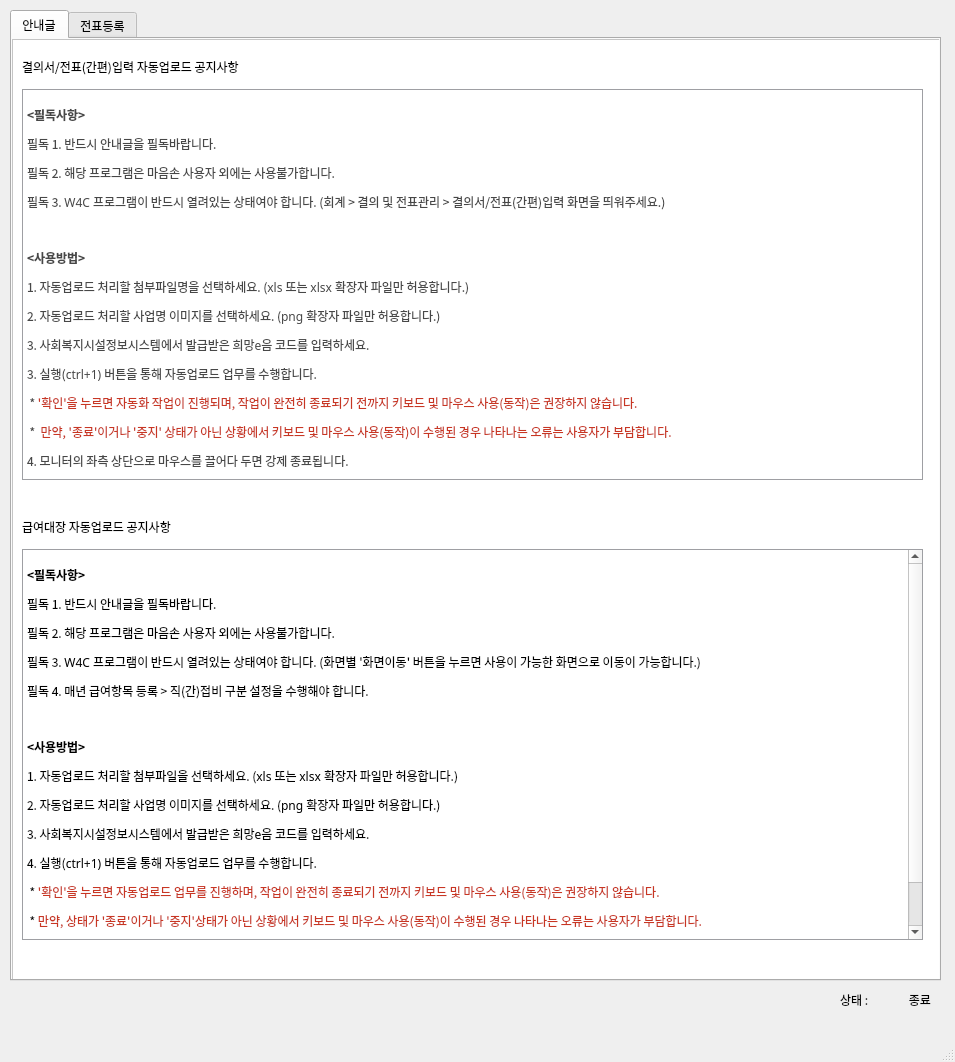
MARUNGs/python_auto_work, file auto_statement_upload/upload_form.ui: the form before one commit.
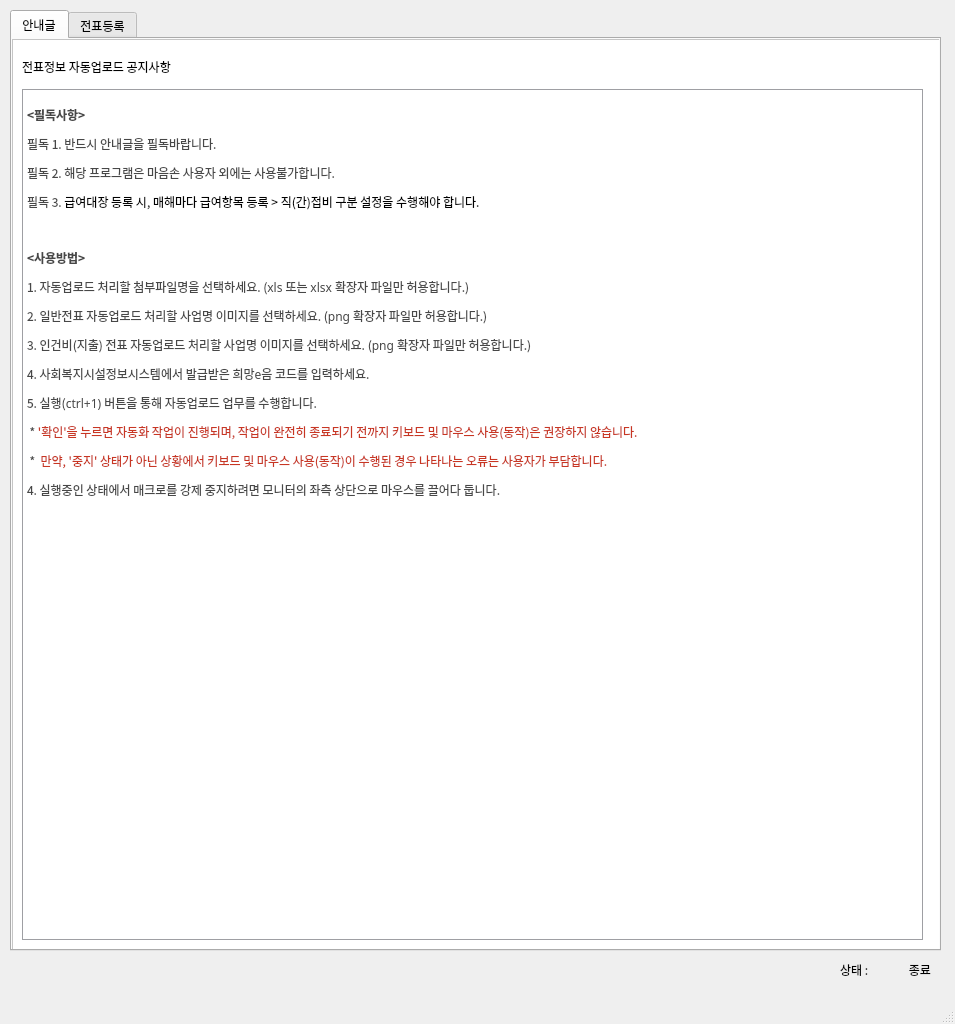
The form after the commit. The open tabs and pages were chosen to show the change. Icons and pictures are not drawn.

Commit message: 이미지 데이터 -> 이미지 좌표로 변경하여 속도 개선

```diff
--- a/auto_statement_upload/upload_form.ui
+++ b/auto_statement_upload/upload_form.ui
@@ -7,7 +7,7 @@
     <x>0</x>
     <y>0</y>
     <width>955</width>
-    <height>1062</height>
+    <height>1024</height>
    </rect>
   </property>
   <property name="font">
@@ -35,7 +35,7 @@
       <x>10</x>
       <y>10</y>
       <width>931</width>
-      <height>971</height>
+      <height>941</height>
      </rect>
     </property>
     <property name="maximumSize">
@@ -97,7 +97,7 @@
          <x>10</x>
          <y>50</y>
          <width>901</width>
-         <height>391</height>
+         <height>851</height>
         </rect>
        </property>
        <property name="font">
@@ -118,16 +118,17 @@
 &lt;p style=&quot; margin-top:0px; margin-bottom:0px; margin-left:0px; margin-right:0px; -qt-block-indent:0; text-indent:0px;&quot;&gt;&lt;span style=&quot; font-family:'Gulim'; font-size:14pt; font-weight:600; color:#474747; vertical-align:sub;&quot;&gt;&amp;lt;필독사항&amp;gt;&lt;/span&gt;&lt;/p&gt;
 &lt;p style=&quot; margin-top:0px; margin-bottom:0px; margin-left:0px; margin-right:0px; -qt-block-indent:0; text-indent:0px;&quot;&gt;&lt;span style=&quot; font-family:'Gulim'; font-size:14pt; color:#474747; vertical-align:sub;&quot;&gt;필독 1. 반드시 안내글을 필독바랍니다.&lt;/span&gt;&lt;/p&gt;
 &lt;p style=&quot; margin-top:0px; margin-bottom:0px; margin-left:0px; margin-right:0px; -qt-block-indent:0; text-indent:0px;&quot;&gt;&lt;span style=&quot; font-family:'Gulim'; font-size:14pt; color:#474747; vertical-align:sub;&quot;&gt;필독 2. 해당 프로그램은 마음손 사용자 외에는 사용불가합니다.&lt;/span&gt;&lt;/p&gt;
-&lt;p style=&quot; margin-top:0px; margin-bottom:0px; margin-left:0px; margin-right:0px; -qt-block-indent:0; text-indent:0px;&quot;&gt;&lt;span style=&quot; font-family:'Gulim'; font-size:14pt; color:#474747; vertical-align:sub;&quot;&gt;필독 3. W4C 프로그램이 반드시 열려있는 상태여야 합니다. (회계 &amp;gt; 결의 및 전표관리 &amp;gt; 결의서/전표(간편)입력 화면을 띄워주세요.)&lt;/span&gt;&lt;/p&gt;
+&lt;p style=&quot; margin-top:0px; margin-bottom:0px; margin-left:0px; margin-right:0px; -qt-block-indent:0; text-indent:0px;&quot;&gt;&lt;span style=&quot; font-family:'Gulim'; font-size:14pt; color:#474747; vertical-align:sub;&quot;&gt;필독 3.&lt;/span&gt;&lt;span style=&quot; font-family:'Gulim'; font-size:14pt; vertical-align:sub;&quot;&gt; 급여대장 등록 시, 매해마다 급여항목 등록 &amp;gt; 직(간)접비 구분 설정을 수행해야 합니다.&lt;/span&gt;&lt;/p&gt;
 &lt;p style=&quot;-qt-paragraph-type:empty; margin-top:0px; margin-bottom:0px; margin-left:0px; margin-right:0px; -qt-block-indent:0; text-indent:0px; font-family:'Gulim'; font-size:14pt; color:#474747; vertical-align:sub;&quot;&gt;&lt;br /&gt;&lt;/p&gt;
 &lt;p style=&quot; margin-top:0px; margin-bottom:0px; margin-left:0px; margin-right:0px; -qt-block-indent:0; text-indent:0px;&quot;&gt;&lt;span style=&quot; font-family:'Gulim'; font-size:14pt; font-weight:600; color:#474747; vertical-align:sub;&quot;&gt;&amp;lt;사용방법&amp;gt;&lt;/span&gt;&lt;/p&gt;
 &lt;p style=&quot; margin-top:0px; margin-bottom:0px; margin-left:0px; margin-right:0px; -qt-block-indent:0; text-indent:0px;&quot;&gt;&lt;span style=&quot; font-family:'Gulim'; font-size:14pt; color:#474747; vertical-align:sub;&quot;&gt;1. 자동업로드 처리할 첨부파일명을 선택하세요. (xls 또는 xlsx 확장자 파일만 허용합니다.)&lt;/span&gt;&lt;/p&gt;
-&lt;p style=&quot; margin-top:0px; margin-bottom:0px; margin-left:0px; margin-right:0px; -qt-block-indent:0; text-indent:0px;&quot;&gt;&lt;span style=&quot; font-family:'Gulim'; font-size:14pt; color:#474747; vertical-align:sub;&quot;&gt;2. 자동업로드 처리할 사업명 이미지를 선택하세요. (png 확장자 파일만 허용합니다.)&lt;/span&gt;&lt;/p&gt;
-&lt;p style=&quot; margin-top:0px; margin-bottom:0px; margin-left:0px; margin-right:0px; -qt-block-indent:0; text-indent:0px;&quot;&gt;&lt;span style=&quot; font-family:'Gulim'; font-size:14pt; color:#474747; vertical-align:sub;&quot;&gt;3. 사회복지시설정보시스템에서 발급받은 희망e음 코드를 입력하세요.&lt;/span&gt;&lt;/p&gt;
-&lt;p style=&quot; margin-top:0px; margin-bottom:0px; margin-left:0px; margin-right:0px; -qt-block-indent:0; text-indent:0px;&quot;&gt;&lt;span style=&quot; font-family:'Gulim'; font-size:14pt; color:#474747; vertical-align:sub;&quot;&gt;3. 실행(ctrl+1) 버튼을 통해 자동업로드 업무를 수행합니다.&lt;/span&gt;&lt;/p&gt;
+&lt;p style=&quot; margin-top:0px; margin-bottom:0px; margin-left:0px; margin-right:0px; -qt-block-indent:0; text-indent:0px;&quot;&gt;&lt;span style=&quot; font-family:'Gulim'; font-size:14pt; color:#474747; vertical-align:sub;&quot;&gt;2. 일반전표 자동업로드 처리할 사업명 이미지를 선택하세요. (png 확장자 파일만 허용합니다.)&lt;/span&gt;&lt;/p&gt;
+&lt;p style=&quot; margin-top:0px; margin-bottom:0px; margin-left:0px; margin-right:0px; -qt-block-indent:0; text-indent:0px;&quot;&gt;&lt;span style=&quot; font-family:'Gulim'; font-size:14pt; color:#474747; vertical-align:sub;&quot;&gt;3. 인건비(지출) 전표 자동업로드 처리할 사업명 이미지를 선택하세요. (png 확장자 파일만 허용합니다.)&lt;/span&gt;&lt;/p&gt;
+&lt;p style=&quot; margin-top:0px; margin-bottom:0px; margin-left:0px; margin-right:0px; -qt-block-indent:0; text-indent:0px;&quot;&gt;&lt;span style=&quot; font-family:'Gulim'; font-size:14pt; color:#474747; vertical-align:sub;&quot;&gt;4. 사회복지시설정보시스템에서 발급받은 희망e음 코드를 입력하세요.&lt;/span&gt;&lt;/p&gt;
+&lt;p style=&quot; margin-top:0px; margin-bottom:0px; margin-left:0px; margin-right:0px; -qt-block-indent:0; text-indent:0px;&quot;&gt;&lt;span style=&quot; font-family:'Gulim'; font-size:14pt; color:#474747; vertical-align:sub;&quot;&gt;5. 실행(ctrl+1) 버튼을 통해 자동업로드 업무를 수행합니다.&lt;/span&gt;&lt;/p&gt;
 &lt;p style=&quot; margin-top:0px; margin-bottom:0px; margin-left:0px; margin-right:0px; -qt-block-indent:0; text-indent:0px;&quot;&gt;&lt;span style=&quot; font-family:'Gulim'; font-size:14pt; color:#474747; vertical-align:sub;&quot;&gt; * &lt;/span&gt;&lt;span style=&quot; font-family:'Gulim'; font-size:14pt; color:#c83623; vertical-align:sub;&quot;&gt;'확인'을 누르면 자동화 작업이 진행되며, 작업이 완전히 종료되기 전까지 키보드 및 마우스 사용(동작)은 권장하지 않습니다.&lt;/span&gt;&lt;/p&gt;
-&lt;p style=&quot; margin-top:0px; margin-bottom:0px; margin-left:0px; margin-right:0px; -qt-block-indent:0; text-indent:0px;&quot;&gt;&lt;span style=&quot; font-family:'Gulim'; font-size:14pt; color:#474747; vertical-align:sub;&quot;&gt; *  &lt;/span&gt;&lt;span style=&quot; font-family:'Gulim'; font-size:14pt; color:#c83623; vertical-align:sub;&quot;&gt;만약, '종료'이거나 '중지' 상태가 아닌 상황에서 키보드 및 마우스 사용(동작)이 수행된 경우 나타나는 오류는 사용자가 부담합니다.&lt;/span&gt;&lt;/p&gt;
-&lt;p style=&quot; margin-top:0px; margin-bottom:0px; margin-left:0px; margin-right:0px; -qt-block-indent:0; text-indent:0px;&quot;&gt;&lt;span style=&quot; font-family:'Gulim'; font-size:14pt; color:#474747; vertical-align:sub;&quot;&gt;4. 모니터의 좌측 상단으로 마우스를 끌어다 두면 강제 종료됩니다.&lt;/span&gt;&lt;/p&gt;&lt;/body&gt;&lt;/html&gt;</string>
+&lt;p style=&quot; margin-top:0px; margin-bottom:0px; margin-left:0px; margin-right:0px; -qt-block-indent:0; text-indent:0px;&quot;&gt;&lt;span style=&quot; font-family:'Gulim'; font-size:14pt; color:#474747; vertical-align:sub;&quot;&gt; *  &lt;/span&gt;&lt;span style=&quot; font-family:'Gulim'; font-size:14pt; color:#c83623; vertical-align:sub;&quot;&gt;만약, '중지' 상태가 아닌 상황에서 키보드 및 마우스 사용(동작)이 수행된 경우 나타나는 오류는 사용자가 부담합니다.&lt;/span&gt;&lt;/p&gt;
+&lt;p style=&quot; margin-top:0px; margin-bottom:0px; margin-left:0px; margin-right:0px; -qt-block-indent:0; text-indent:0px;&quot;&gt;&lt;span style=&quot; font-family:'Gulim'; font-size:14pt; color:#474747; vertical-align:sub;&quot;&gt;4. 실행중인 상태에서 매크로를 강제 중지하려면 모니터의 좌측 상단으로 마우스를 끌어다 둡니다.&lt;/span&gt;&lt;/p&gt;&lt;/body&gt;&lt;/html&gt;</string>
        </property>
       </widget>
       <widget class="QLabel" name="label">
@@ -145,66 +146,7 @@
         </font>
        </property>
        <property name="text">
-        <string>결의서/전표(간편)입력 자동업로드 공지사항</string>
-       </property>
-      </widget>
-      <widget class="QLabel" name="label_2">
-       <property name="geometry">
-        <rect>
-         <x>10</x>
-         <y>480</y>
-         <width>171</width>
-         <height>16</height>
-        </rect>
-       </property>
-       <property name="font">
-        <font>
-         <family>맑은 고딕</family>
-        </font>
-       </property>
-       <property name="text">
-        <string>급여대장 자동업로드 공지사항</string>
-       </property>
-      </widget>
-      <widget class="QTextEdit" name="textEdit_5">
-       <property name="geometry">
-        <rect>
-         <x>10</x>
-         <y>510</y>
-         <width>901</width>
-         <height>391</height>
-        </rect>
-       </property>
-       <property name="font">
-        <font>
-         <family>맑은 고딕</family>
-        </font>
-       </property>
-       <property name="styleSheet">
-        <string notr="true">QTextEdit {
-	border: 1px solid #9e9fa3
-}</string>
-       </property>
-       <property name="html">
-        <string>&lt;!DOCTYPE HTML PUBLIC &quot;-//W3C//DTD HTML 4.0//EN&quot; &quot;http://www.w3.org/TR/REC-html40/strict.dtd&quot;&gt;
-&lt;html&gt;&lt;head&gt;&lt;meta name=&quot;qrichtext&quot; content=&quot;1&quot; /&gt;&lt;style type=&quot;text/css&quot;&gt;
-p, li { white-space: pre-wrap; }
-&lt;/style&gt;&lt;/head&gt;&lt;body style=&quot; font-family:'맑은 고딕'; font-size:9pt; font-weight:400; font-style:normal;&quot;&gt;
-&lt;p style=&quot; margin-top:0px; margin-bottom:0px; margin-left:0px; margin-right:0px; -qt-block-indent:0; text-indent:0px;&quot;&gt;&lt;span style=&quot; font-family:'Gulim'; font-size:14pt; font-weight:600; vertical-align:sub;&quot;&gt;&amp;lt;필독사항&amp;gt;&lt;/span&gt;&lt;/p&gt;
-&lt;p style=&quot; margin-top:0px; margin-bottom:0px; margin-left:0px; margin-right:0px; -qt-block-indent:0; text-indent:0px;&quot;&gt;&lt;span style=&quot; font-family:'Gulim'; font-size:14pt; vertical-align:sub;&quot;&gt;필독 1. 반드시 안내글을 필독바랍니다.&lt;/span&gt;&lt;/p&gt;
-&lt;p style=&quot; margin-top:0px; margin-bottom:0px; margin-left:0px; margin-right:0px; -qt-block-indent:0; text-indent:0px;&quot;&gt;&lt;span style=&quot; font-family:'Gulim'; font-size:14pt; vertical-align:sub;&quot;&gt;필독 2. 해당 프로그램은 마음손 사용자 외에는 사용불가합니다.&lt;/span&gt;&lt;/p&gt;
-&lt;p style=&quot; margin-top:0px; margin-bottom:0px; margin-left:0px; margin-right:0px; -qt-block-indent:0; text-indent:0px;&quot;&gt;&lt;span style=&quot; font-family:'Gulim'; font-size:14pt; vertical-align:sub;&quot;&gt;필독 3. W4C 프로그램이 반드시 열려있는 상태여야 합니다. (화면별 '화면이동' 버튼을 누르면 사용이 가능한 화면으로 이동이 가능합니다.)&lt;/span&gt;&lt;/p&gt;
-&lt;p style=&quot; margin-top:0px; margin-bottom:0px; margin-left:0px; margin-right:0px; -qt-block-indent:0; text-indent:0px;&quot;&gt;&lt;span style=&quot; font-family:'Gulim'; font-size:14pt; vertical-align:sub;&quot;&gt;필독 4. 매년 급여항목 등록 &amp;gt; 직(간)접비 구분 설정을 수행해야 합니다.&lt;/span&gt;&lt;/p&gt;
-&lt;p style=&quot;-qt-paragraph-type:empty; margin-top:0px; margin-bottom:0px; margin-left:0px; margin-right:0px; -qt-block-indent:0; text-indent:0px; font-family:'Gulim'; font-size:14pt; vertical-align:sub;&quot;&gt;&lt;br /&gt;&lt;/p&gt;
-&lt;p style=&quot; margin-top:0px; margin-bottom:0px; margin-left:0px; margin-right:0px; -qt-block-indent:0; text-indent:0px;&quot;&gt;&lt;span style=&quot; font-family:'Gulim'; font-size:14pt; font-weight:600; vertical-align:sub;&quot;&gt;&amp;lt;사용방법&amp;gt;&lt;/span&gt;&lt;/p&gt;
-&lt;p style=&quot; margin-top:0px; margin-bottom:0px; margin-left:0px; margin-right:0px; -qt-block-indent:0; text-indent:0px;&quot;&gt;&lt;span style=&quot; font-family:'Gulim'; font-size:14pt; vertical-align:sub;&quot;&gt;1. 자동업로드 처리할 첨부파일을 선택하세요. (xls 또는 xlsx 확장자 파일만 허용합니다.)&lt;/span&gt;&lt;/p&gt;
-&lt;p style=&quot; margin-top:0px; margin-bottom:0px; margin-left:0px; margin-right:0px; -qt-block-indent:0; text-indent:0px;&quot;&gt;&lt;span style=&quot; font-family:'Gulim'; font-size:14pt; vertical-align:sub;&quot;&gt;2. 자동업로드 처리할 사업명 이미지를 선택하세요. (png 확장자 파일만 허용합니다.)&lt;/span&gt;&lt;/p&gt;
-&lt;p style=&quot; margin-top:0px; margin-bottom:0px; margin-left:0px; margin-right:0px; -qt-block-indent:0; text-indent:0px;&quot;&gt;&lt;span style=&quot; font-family:'Gulim'; font-size:14pt; vertical-align:sub;&quot;&gt;3. 사회복지시설정보시스템에서 발급받은 희망e음 코드를 입력하세요.&lt;/span&gt;&lt;/p&gt;
-&lt;p style=&quot; margin-top:0px; margin-bottom:0px; margin-left:0px; margin-right:0px; -qt-block-indent:0; text-indent:0px;&quot;&gt;&lt;span style=&quot; font-family:'Gulim'; font-size:14pt; vertical-align:sub;&quot;&gt;4. 실행(ctrl+1) 버튼을 통해 자동업로드 업무를 수행합니다.&lt;/span&gt;&lt;/p&gt;
-&lt;p style=&quot; margin-top:0px; margin-bottom:0px; margin-left:0px; margin-right:0px; -qt-block-indent:0; text-indent:0px;&quot;&gt;&lt;span style=&quot; font-family:'Gulim'; font-size:14pt; vertical-align:sub;&quot;&gt; * &lt;/span&gt;&lt;span style=&quot; font-family:'Gulim'; font-size:14pt; color:#c83623; vertical-align:sub;&quot;&gt;'확인'을 누르면 자동업로드 업무를 진행하며, 작업이 완전히 종료되기 전까지 키보드 및 마우스 사용(동작)은 권장하지 않습니다.&lt;/span&gt;&lt;/p&gt;
-&lt;p style=&quot; margin-top:0px; margin-bottom:0px; margin-left:0px; margin-right:0px; -qt-block-indent:0; text-indent:0px;&quot;&gt;&lt;span style=&quot; font-family:'Gulim'; font-size:14pt; vertical-align:sub;&quot;&gt; * &lt;/span&gt;&lt;span style=&quot; font-family:'Gulim'; font-size:14pt; color:#c83623; vertical-align:sub;&quot;&gt;만약, 상태가 '종료'이거나 '중지'상태가 아닌 상황에서 키보드 및 마우스 사용(동작)이 수행된 경우 나타나는 오류는 사용자가 부담합니다.&lt;/span&gt;&lt;/p&gt;
-&lt;p style=&quot; margin-top:0px; margin-bottom:0px; margin-left:0px; margin-right:0px; -qt-block-indent:0; text-indent:0px;&quot;&gt;&lt;span style=&quot; font-family:'Gulim'; font-size:14pt; vertical-align:sub;&quot;&gt;5. 모니터의 좌측 상단으로 마우스를 끌어다 두면 강제 종료됩니다.&lt;/span&gt;&lt;/p&gt;
-&lt;p style=&quot; margin-top:0px; margin-bottom:0px; margin-left:0px; margin-right:0px; -qt-block-indent:0; text-indent:0px;&quot;&gt;&lt;span style=&quot; font-family:'Gulim'; font-size:14pt; vertical-align:sub;&quot;&gt;6. 매해마다 직/간접비 구분 설정이 필요합니다. (급여대장 등록 &amp;gt; 급여항목 등록)&lt;/span&gt;&lt;/p&gt;&lt;/body&gt;&lt;/html&gt;</string>
+        <string>전표정보 자동업로드 공지사항</string>
        </property>
       </widget>
      </widget>
@@ -858,7 +800,7 @@
     <property name="geometry">
      <rect>
       <x>880</x>
-      <y>990</y>
+      <y>960</y>
       <width>51</width>
       <height>20</height>
      </rect>
@@ -882,7 +824,7 @@
     <property name="geometry">
      <rect>
       <x>840</x>
-      <y>990</y>
+      <y>960</y>
       <width>31</width>
       <height>20</height>
      </rect>
```
Left out of the diff: 17 changed lines with no effect on the pictures. The commit also changes 9 other files.
